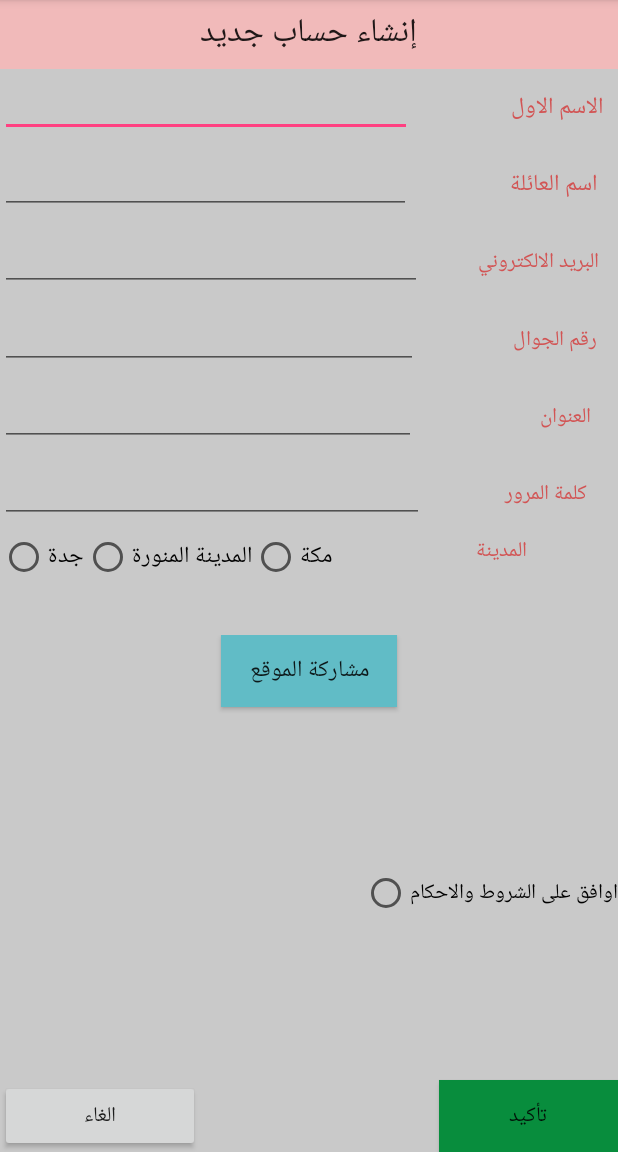
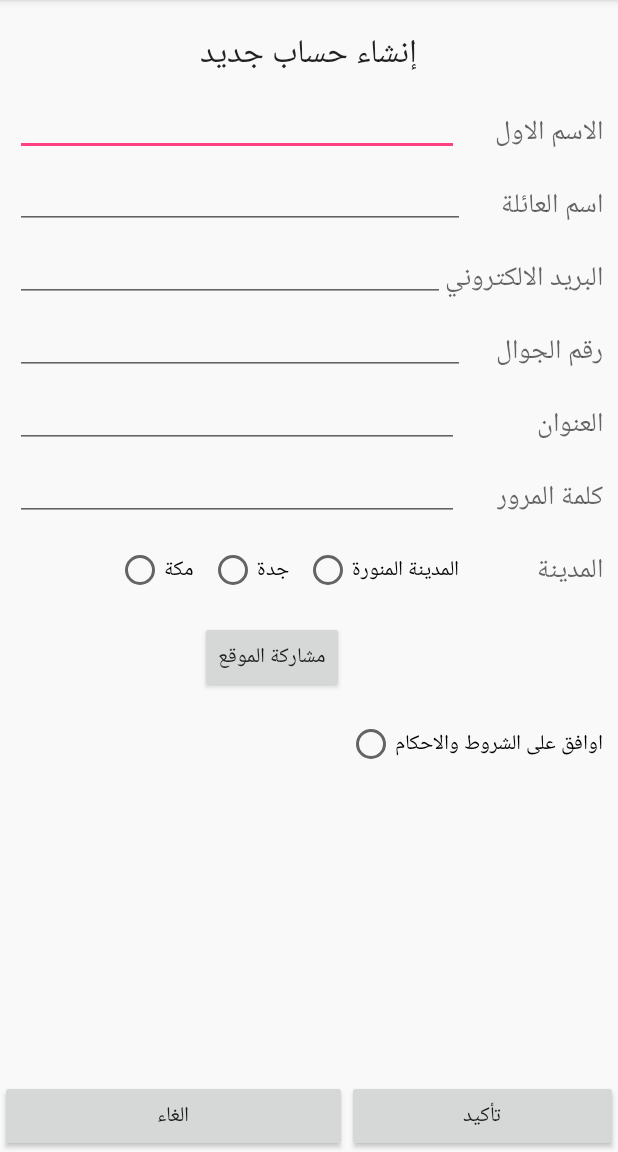
Before and after one commit to rahmony/ElectronicKitchen, an Android app: the SignUpActivity screen opened directly, with no data from a screen before it, on a phone screen of 412 x 824 dp, the part 84-1236 px from its top. Run offline under Robolectric (Android 15) with nearby library versions, the phone set to English and light mode, and no system bars.

Commit message:
The third review of the previous code  and modify it.

```diff
--- a/app/src/main/res/layout/activity_sign_up.xml
+++ b/app/src/main/res/layout/activity_sign_up.xml
@@ -1,15 +1,10 @@
 <?xml version="1.0" encoding="utf-8"?>
-<LinearLayout xmlns:android="http://schemas.android.com/apk/res/android"
+<RelativeLayout xmlns:android="http://schemas.android.com/apk/res/android"
     android:layout_width="match_parent"
     android:layout_height="match_parent"
     android:background="#faf9f9"
     android:orientation="vertical">
 
-    <FrameLayout
-        android:layout_width="match_parent"
-        android:layout_height="46dp"
-        android:background="#f1baba"
-        android:clickable="true">
 
     <TextView
         android:layout_width="wrap_content"
@@ -17,237 +12,217 @@
         android:textAppearance="?android:attr/textAppearanceLarge"
         android:text="@string/sin_up"
         android:id="@+id/text_sin_up"
-            android:layout_gravity="center" />
-    </FrameLayout>
+        android:layout_alignParentTop="true"
+        android:layout_centerHorizontal="true"
+        android:layout_marginTop="18dp" />
 
-    <LinearLayout
-        android:orientation="horizontal"
-        android:layout_width="match_parent"
-        android:layout_height="51dp"
-        android:weightSum="1"
-        android:background="#c9c9c9">
+    <TextView
+        android:layout_width="wrap_content"
+        android:layout_height="wrap_content"
+        android:textAppearance="?android:attr/textAppearanceMedium"
+        android:text="@string/first_name"
+        android:id="@+id/text_first_name"
+        android:layout_below="@+id/text_sin_up"
+        android:layout_alignParentEnd="true"
+        android:layout_marginTop="18dp"
+        android:layout_marginLeft="24dp"
+        android:layout_marginRight="10dp" />
 
     <EditText
         android:layout_width="wrap_content"
         android:layout_height="wrap_content"
-
         android:id="@+id/et_first_name"
-            android:layout_weight="0.77" />
+        android:layout_alignBottom="@+id/text_first_name"
+        android:layout_alignParentStart="true"
+        android:layout_toStartOf="@+id/text_first_name"
+        android:layout_marginLeft="10dp" />
 
     <TextView
         android:layout_width="wrap_content"
         android:layout_height="wrap_content"
-            android:text="@string/first_name"
-            android:id="@+id/text_first_name"
-            android:layout_weight="0.20"
-            android:textColor="#d25454"
-            android:textSize="15dp" />
-    </LinearLayout>
-
-    <LinearLayout
-        android:orientation="horizontal"
-        android:layout_width="match_parent"
-        android:layout_height="51dp"
-        android:weightSum="1"
-        android:background="#c9c9c9">
+        android:textAppearance="?android:attr/textAppearanceMedium"
+        android:text="@string/last_name"
+        android:id="@+id/text_last_name"
+        android:layout_below="@+id/text_first_name"
+        android:layout_alignParentEnd="true"
+        android:layout_marginTop="18dp"
+        android:layout_marginLeft="24dp"
+        android:layout_marginRight="10dp" />
 
     <EditText
         android:layout_width="wrap_content"
         android:layout_height="wrap_content"
-
         android:id="@+id/et_last_name"
-            android:layout_weight="0.76" />
+        android:layout_alignBottom="@+id/text_last_name"
+        android:layout_alignParentStart="true"
+        android:layout_toStartOf="@+id/text_last_name"
+        android:layout_marginLeft="10dp" />
 
     <TextView
         android:layout_width="wrap_content"
         android:layout_height="wrap_content"
-            android:text="@string/last_name"
-            android:id="@+id/text_last_name"
-            android:layout_weight="0.20"
-            android:textColor="#d25454"
-            android:textSize="15dp" />
-    </LinearLayout>
-    <LinearLayout
-        android:orientation="horizontal"
-        android:layout_width="match_parent"
-        android:layout_height="52dp"
-        android:weightSum="1"
-        android:background="#c9c9c9">
+        android:textAppearance="?android:attr/textAppearanceMedium"
+        android:text="@string/email"
+        android:id="@+id/text_email"
+        android:layout_below="@+id/text_last_name"
+        android:layout_alignParentEnd="true"
+        android:layout_marginTop="18dp"
+        android:layout_marginRight="10dp" />
 
     <EditText
         android:layout_width="wrap_content"
         android:layout_height="wrap_content"
-
+        android:inputType="textEmailAddress"
+        android:ems="10"
         android:id="@+id/et_email"
-            android:layout_weight="0.84" />
+        android:layout_alignBottom="@+id/text_email"
+        android:layout_alignStart="@+id/et_last_name"
+        android:layout_toStartOf="@+id/text_email" />
 
     <TextView
         android:layout_width="wrap_content"
         android:layout_height="wrap_content"
-            android:text="@string/email"
-            android:id="@+id/text_email"
-            android:layout_weight="0.12"
-            android:textColor="#d25454"/>
-    </LinearLayout>
-    <LinearLayout
-        android:orientation="horizontal"
-        android:layout_width="match_parent"
-        android:layout_height="51dp"
-        android:weightSum="1"
-        android:background="#c9c9c9">
+        android:textAppearance="?android:attr/textAppearanceMedium"
+        android:text="@string/phone_number"
+        android:id="@+id/text_phone_number"
+        android:layout_below="@+id/text_email"
+        android:layout_alignParentEnd="true"
+        android:layout_marginTop="18dp"
+        android:layout_marginRight="10dp" />
 
     <EditText
         android:layout_width="wrap_content"
         android:layout_height="wrap_content"
-
+        android:inputType="phone"
+        android:ems="10"
         android:id="@+id/et_phone_number"
-            android:layout_weight="0.77" />
+        android:layout_alignBottom="@+id/text_phone_number"
+        android:layout_alignStart="@+id/et_email"
+        android:layout_toStartOf="@+id/text_last_name" />
 
     <TextView
         android:layout_width="wrap_content"
         android:layout_height="wrap_content"
-            android:text="@string/phone_number"
-            android:id="@+id/text_phone_number"
-            android:layout_weight="0.19"
-            android:textColor="#d25454"/>
-    </LinearLayout>
-    <LinearLayout
-        android:orientation="horizontal"
-        android:layout_width="match_parent"
-        android:layout_height="51dp"
-        android:weightSum="1"
-        android:background="#c9c9c9">
+        android:textAppearance="?android:attr/textAppearanceMedium"
+        android:text="@string/address"
+        android:id="@+id/text_address"
+        android:layout_below="@+id/text_phone_number"
+        android:layout_alignParentEnd="true"
+        android:layout_marginTop="18dp"
+        android:layout_marginRight="10dp" />
 
     <EditText
         android:layout_width="wrap_content"
         android:layout_height="wrap_content"
-
         android:id="@+id/et_address"
-            android:layout_weight="0.72"
-            />
+        android:layout_alignBottom="@+id/text_address"
+        android:layout_alignStart="@+id/et_phone_number"
+        android:layout_alignEnd="@+id/et_first_name" />
 
     <TextView
         android:layout_width="wrap_content"
         android:layout_height="wrap_content"
-            android:text="@string/address"
-            android:id="@+id/text_address"
-            android:layout_weight="0.23"
-            android:textColor="#d25454"/>
-    </LinearLayout>
-    <LinearLayout
-        android:orientation="horizontal"
-        android:layout_width="match_parent"
-        android:layout_height="52dp"
-        android:weightSum="1"
-        android:background="#c9c9c9">
+        android:textAppearance="?android:attr/textAppearanceMedium"
+        android:text="@string/password"
+        android:id="@+id/text_password"
+        android:layout_below="@+id/text_address"
+        android:layout_alignParentEnd="true"
+        android:layout_marginTop="18dp"
+        android:layout_marginRight="10dp" />
 
     <EditText
         android:layout_width="wrap_content"
         android:layout_height="wrap_content"
-
+        android:inputType="textPassword"
+        android:ems="10"
         android:id="@+id/et_password"
-            android:layout_weight="0.78" />
+        android:layout_alignBottom="@+id/text_password"
+        android:layout_alignStart="@+id/et_address"
+        android:layout_alignEnd="@+id/et_address" />
 
     <TextView
         android:layout_width="wrap_content"
         android:layout_height="wrap_content"
-            android:text="@string/password"
-            android:id="@+id/text_password"
-            android:layout_weight="0.16"
-            android:textColor="#d25454"/>
-    </LinearLayout>
+        android:textAppearance="?android:attr/textAppearanceMedium"
+        android:text="@string/city"
+        android:id="@+id/text_city"
+        android:layout_below="@+id/text_password"
+        android:layout_alignParentEnd="true"
+        android:layout_marginTop="18dp"
+        android:layout_marginRight="10dp" />
 
+    <RadioGroup
+        android:layout_width="wrap_content"
+        android:layout_height="wrap_content"
+        android:layout_below="@+id/et_password"
+        android:orientation="horizontal">
 
-    <LinearLayout
-        android:orientation="horizontal"
-        android:layout_width="match_parent"
-        android:layout_height="68dp"
-        android:weightSum="1"
-        android:background="#c9c9c9">
+    </RadioGroup>
 
-
-        <LinearLayout
-            android:orientation="horizontal"
+    <RadioButton
         android:layout_width="wrap_content"
-            android:layout_height="wrap_content">
-
-
+        android:layout_height="wrap_content"
+        android:text="@string/madina"
+        android:id="@+id/radioButton_madina"
+        android:layout_alignBottom="@+id/text_city"
+        android:layout_alignEnd="@+id/et_password"
+        android:layout_marginLeft="10dp" />
 
     <RadioButton
         android:layout_width="wrap_content"
         android:layout_height="wrap_content"
         android:text="@string/jeddah"
         android:id="@+id/radioButton_jeddah"
-                android:textSize="15dp"
-                android:layout_weight="0.38" />
-
-            <RadioButton
-                android:layout_width="wrap_content"
-                android:layout_height="wrap_content"
-                android:text="@string/madina"
-                android:id="@+id/radioButton_madina"
-                android:textSize="15dp"
-                android:layout_weight="0.19"
-                android:checked="false" />
-
-
+        android:layout_alignTop="@+id/radioButton_madina"
+        android:layout_toStartOf="@+id/radioButton_madina" />
 
     <RadioButton
         android:layout_width="wrap_content"
         android:layout_height="wrap_content"
         android:text="@string/makka"
         android:id="@+id/radioButton_makka"
-            android:textSize="15dp" />
-
-        </LinearLayout>
-
-        <TextView
-            android:layout_width="130dp"
-            android:layout_height="wrap_content"
-            android:text="@string/city"
-            android:id="@+id/text_city"
-            android:textColor="#d25454"
-            android:gravity="right" />
-
-    </LinearLayout>
-
-
-    <FrameLayout
-        android:layout_width="match_parent"
-        android:layout_height="match_parent"
-        android:background="#c9c9c9">
+        android:layout_alignTop="@+id/radioButton_jeddah"
+        android:layout_toStartOf="@+id/radioButton_jeddah"
+        android:layout_marginRight="10dp" />
 
     <Button
-            android:layout_width="133dp"
+        android:layout_width="wrap_content"
         android:layout_height="wrap_content"
-            android:text="@string/cancel"
-            android:id="@+id/btn_cancel"
-            android:layout_gravity="left|bottom" />
+        android:text="@string/share_location"
+        android:id="@+id/btn_share_location"
+        android:layout_below="@+id/radioButton_madina"
+        android:layout_alignStart="@+id/text_sin_up"
+        android:layout_marginTop="18dp" />
 
     <RadioButton
         android:layout_width="wrap_content"
         android:layout_height="wrap_content"
         android:text="@string/bands_agree"
         android:id="@+id/radioButton_bands_agree"
-            android:layout_gravity="right|center_vertical" />
+        android:layout_below="@+id/btn_share_location"
+        android:layout_alignEnd="@+id/text_city"
+        android:layout_marginTop="18dp" />
 
     <Button
-            android:layout_width="119dp"
+        android:layout_width="wrap_content"
         android:layout_height="wrap_content"
         android:text="@string/confirm"
         android:id="@+id/btn_confirm"
-            android:layout_gravity="right|bottom"
-            android:background="#088d3d" />
+        android:layout_alignParentBottom="true"
+        android:layout_alignParentEnd="true"
+        android:layout_toEndOf="@+id/btn_share_location"
+        android:layout_alignStart="@+id/radioButton_bands_agree"
+        android:layout_marginTop="18dp" />
 
     <Button
-            android:layout_width="117dp"
+        android:layout_width="wrap_content"
         android:layout_height="wrap_content"
-            android:text="@string/share_location"
-            android:id="@+id/btn_share_location"
-            android:background="#61bcc6"
-            android:layout_gravity="center_horizontal|top"
-            android:textSize="15dp" />
-    </FrameLayout>
+        android:text="@string/cancel"
+        android:id="@+id/btn_cancel"
+        android:layout_alignBottom="@+id/btn_confirm"
+        android:layout_alignParentStart="true"
+        android:layout_toStartOf="@+id/btn_confirm"
+        android:layout_marginTop="18dp" />
 
 
-</LinearLayout>
+</RelativeLayout>
```
Also changed, not shown: 8 other files. Lines whose indentation alone changed are shown as unchanged.
